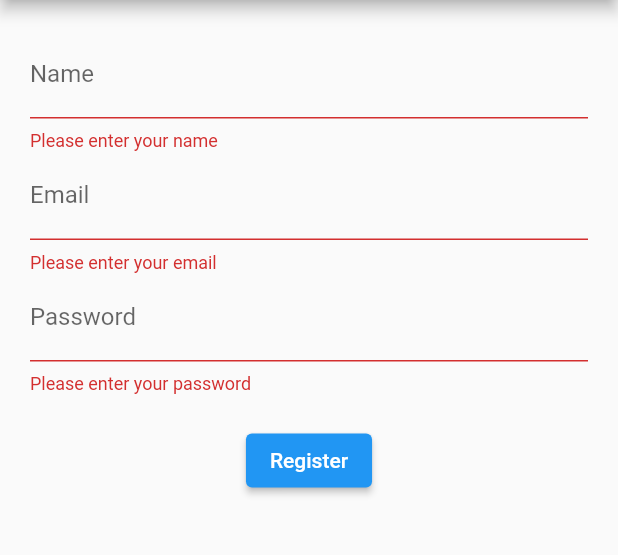
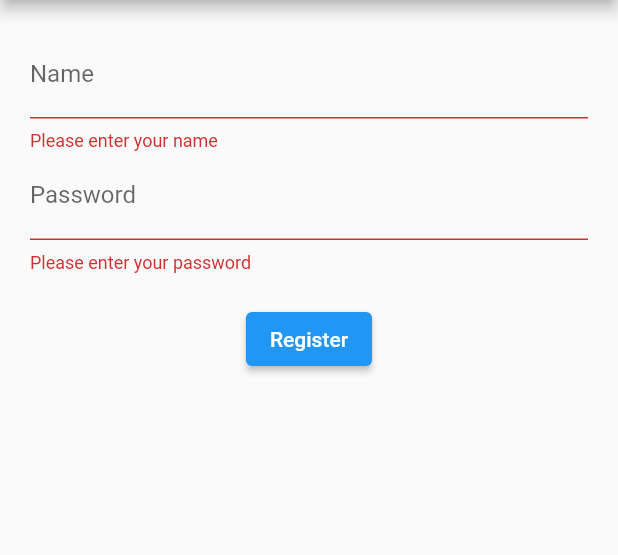
Before and after one commit to Turkoosan/dmp-2023---groupe-i, a Flutter app: the screen it shows after launch, after a tap on "Register", on a phone screen of 412 x 824 dp, the part 84-639 px from its top. Run offline on Flutter 3.47's test engine with Material 2 defaults, Android fonts, the phone set to English and light mode, and no system bars.

Commit message:
Modification dans main.dart

```diff
--- a/frontend_quizz/lib/main.dart
+++ b/frontend_quizz/lib/main.dart
@@ -65,15 +65,6 @@ class _MyAppState extends State<MyApp> {
                     },
                   ),
                   TextFormField(
-                    decoration: InputDecoration(labelText: 'Email'),
-                    validator: (value) {
-                      if (value == null || value.isEmpty) {
-                        return 'Please enter your email';
-                      }
-                      return null;
-                    },
-                  ),
-                  TextFormField(
                     decoration: InputDecoration(labelText: 'Password'),
                     obscureText: true,
                     validator: (value) {
```
